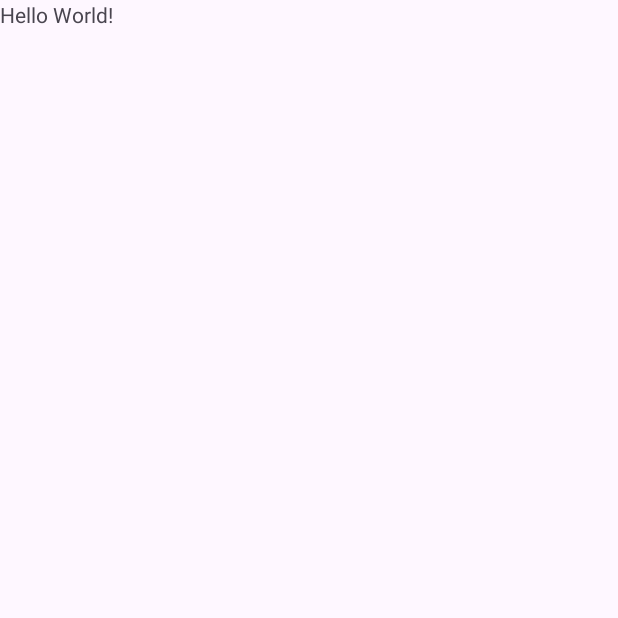
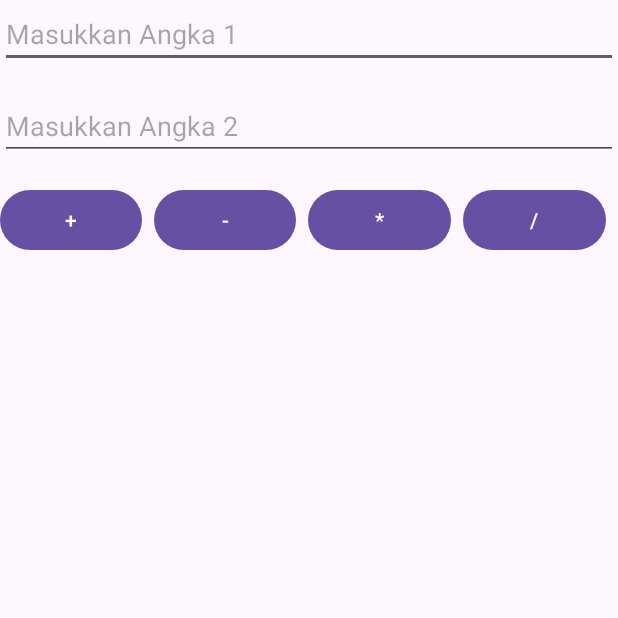
Before and after one commit to clarenceevanw/latihan-fragment-kalkulator, an Android app: the screen it shows after launch (MainActivity), on a phone screen of 412 x 824 dp, the top half of it. Before the commit the part shown is almost empty. Run offline under Robolectric (Android 15) with nearby library versions, the phone set to English and light mode, and no system bars.

Commit message:
feat: design layout activity main

```diff
--- a/app/src/main/res/layout/activity_main.xml
+++ b/app/src/main/res/layout/activity_main.xml
@@ -3,17 +3,69 @@
     xmlns:app="http://schemas.android.com/apk/res-auto"
     xmlns:tools="http://schemas.android.com/tools"
     android:id="@+id/main"
+    android:orientation="vertical"
     android:layout_width="match_parent"
     android:layout_height="match_parent"
+    android:padding="8dp"
     tools:context=".MainActivity">
 
-    <TextView
-        android:layout_width="wrap_content"
+    <EditText
+        android:layout_width="match_parent"
         android:layout_height="wrap_content"
-        android:text="Hello World!"
-        app:layout_constraintBottom_toBottomOf="parent"
-        app:layout_constraintEnd_toEndOf="parent"
-        app:layout_constraintStart_toStartOf="parent"
-        app:layout_constraintTop_toTopOf="parent" />
+        android:id="@+id/etAngka1"
+        android:hint="Masukkan Angka 1"
+        android:inputType="numberDecimal|numberSigned" />
 
+    <EditText
+        android:layout_width="match_parent"
+        android:layout_height="wrap_content"
+        android:id="@+id/etAngka2"
+        android:layout_marginTop="16dp"
+        android:hint="Masukkan Angka 2"
+        android:inputType="numberDecimal|numberSigned" />
+
+    <LinearLayout
+        android:layout_width="match_parent"
+        android:layout_height="wrap_content"
+        android:layout_marginTop="16dp"
+        android:orientation="horizontal">
+        <Button
+            android:layout_width="0dp"
+            android:layout_height="wrap_content"
+            android:layout_weight="1"
+            android:id="@+id/btnTambah"
+            android:layout_marginRight="8dp"
+            android:text="+" />
+
+        <Button
+            android:layout_width="0dp"
+            android:layout_height="wrap_content"
+            android:layout_weight="1"
+            android:layout_marginRight="8dp"
+            android:id="@+id/btnKurang"
+            android:text="-" />
+
+        <Button
+            android:layout_width="0dp"
+            android:layout_height="wrap_content"
+            android:layout_weight="1"
+            android:layout_marginRight="8dp"
+            android:id="@+id/btnKali"
+            android:text="*" />
+
+        <Button
+            android:layout_width="0dp"
+            android:layout_height="wrap_content"
+            android:layout_weight="1"
+            android:layout_marginRight="8dp"
+            android:id="@+id/btnBagi"
+            android:text="/" />
+
+    </LinearLayout>
+    <androidx.fragment.app.FragmentContainerView
+        android:id="@+id/fragmentContainer"
+        android:layout_width="match_parent"
+        android:layout_height="0dp"
+        android:layout_weight="1"
+        android:layout_marginTop="16dp" />
 </LinearLayout>
```
